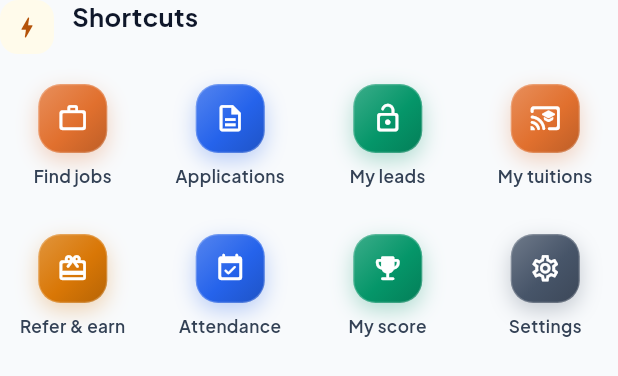
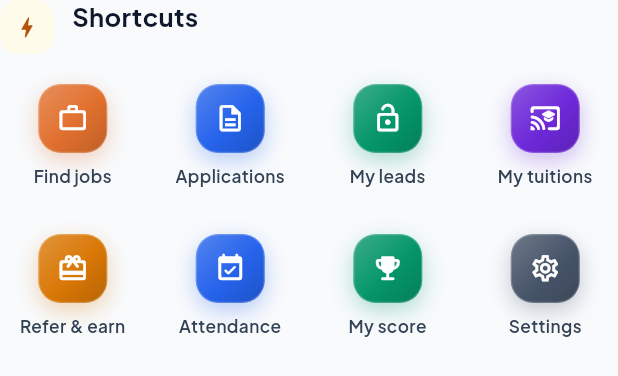
Before and after one commit to utkarshlearns-create/THTPRO-app, a Flutter app: the TutorShortcuts widget shown alone on an empty page, opened directly, on a phone screen of 412 x 824 dp. Shown: the top 376 px of the screen. Run offline on Flutter 3.47's test engine with Material 3 defaults, Android fonts, the phone set to English and light mode, and no system bars; our stand-ins replace cached_network_image, dio, firebase_core, firebase_messaging, flutter_animate, flutter_local_notifications and 8 more; missing offline and left inert: razorpay_flutter; accounts and stored records are empty; network calls fail.

Commit message:
Give the parent home the same eight shortcuts
Three tiles becomes eight. Messages, the current teacher, support and
settings were reachable only from the profile tab, and a parent looking
for their teacher's number does not think to look under their own
profile first.

The grid moves to core/ui rather than being copied. The teacher's and
the parent's are the same component with different destinations, and a
copy would have drifted the first time either was touched. The tint
palette goes with it — it was never Tone, because Tone's foreground is
tuned for text on a light surface and its amber is a brown that went
muddy poured into a chip.

Co-Authored-By: Claude Opus 5 <noreply@anthropic.com>

```diff
--- /dev/null
+++ b/lib/core/ui/shortcut_grid.dart
@@ -0,0 +1,170 @@
+import 'package:flutter/material.dart';
+import 'package:go_router/go_router.dart';
+import 'package:tht_app/core/theme/app_colors.dart';
+import 'package:tht_app/core/ui/section_header.dart';
+import 'package:tht_app/core/ui/tone.dart';
+
+/// The shortcuts block on a home screen — rows of four dimensional chips.
+///
+/// Shared by the teacher and the parent because the two are the same component
+/// with different destinations, and a copy would have drifted the first time
+/// either was touched.
+///
+/// Four across at 360dp gives about 78dp a tile, which is why the label is
+/// allowed two lines and each row is an [IntrinsicHeight] rather than a
+/// `GridView` with an aspect ratio — a ratio fixes the height before the text
+/// is measured, and a second line then overflows at larger text scales.
+class ShortcutGrid extends StatelessWidget {
+  const ShortcutGrid({super.key, required this.rows, this.title = 'Shortcuts'});
+
+  /// Rows of at most four. More than four in a row is not stopped, but the
+  /// labels stop fitting.
+  final List<List<Shortcut>> rows;
+
+  final String title;
+
+  @override
+  Widget build(BuildContext context) {
+    return Column(
+      crossAxisAlignment: CrossAxisAlignment.start,
+      children: [
+        SectionHeader(
+          title,
+          icon: Icons.bolt_rounded,
+          iconTone: Tone.warning,
+        ),
+        const SizedBox(height: AppSpacing.md),
+        for (var i = 0; i < rows.length; i++) ...[
+          if (i > 0) const SizedBox(height: AppSpacing.base),
+          _TileRow(items: rows[i]),
+        ],
+      ],
+    );
+  }
+}
+
+/// One shortcut's fixed data, so a screen's rows read as a list rather than as
+/// nested markup.
+class Shortcut {
+  const Shortcut(this.icon, this.label, this.route, this.tint);
+
+  final IconData icon;
+  final String label;
+  final String route;
+  final ShortcutTint tint;
+}
+
+/// A chip's colour.
+///
+/// Deliberately not [Tone]. Tone's `foreground` is tuned for *text on a light
+/// surface*, so in light mode it is dark and desaturated — warning there is
+/// amber-700, a brown, which poured into a chip and shaded by the gradient
+/// went muddy. These are the mid-tones of the same families, each verified to
+/// clear 3:1 against a white icon, which is the bar for a meaningful graphic.
+/// They are the same in both themes: a saturated chip reads as an island of
+/// colour on white and on slate-950 alike.
+enum ShortcutTint {
+  orange(Color(0xFFE1702E)),
+  blue(Color(0xFF2563EB)),
+  green(Color(0xFF059669)),
+  amber(Color(0xFFD97706)),
+  red(Color(0xFFDC2626)),
+  violet(Color(0xFF6D28D9)),
+  slate(Color(0xFF475569));
+
+  const ShortcutTint(this.colour);
+
+  final Color colour;
+}
+
+class _TileRow extends StatelessWidget {
+  const _TileRow({required this.items});
+
+  final List<Shortcut> items;
+
+  @override
+  Widget build(BuildContext context) => IntrinsicHeight(
+        child: Row(
+          crossAxisAlignment: CrossAxisAlignment.stretch,
+          children: [
+            for (var i = 0; i < items.length; i++) ...[
+              if (i > 0) const SizedBox(width: AppSpacing.sm),
+              Expanded(child: _Tile(item: items[i])),
+            ],
+          ],
+        ),
+      );
+}
+
+class _Tile extends StatelessWidget {
+  const _Tile({required this.item});
+
+  final Shortcut item;
+
+  @override
+  Widget build(BuildContext context) {
+    final brightness = Theme.of(context).brightness;
+    final isDark = brightness == Brightness.dark;
+    final tint = item.tint.colour;
+
+    return InkWell(
+      onTap: () => context.push(item.route),
+      borderRadius: BorderRadius.circular(AppRadius.lg),
+      child: Padding(
+        padding: const EdgeInsets.symmetric(vertical: AppSpacing.sm),
+        child: Column(
+          children: [
+            // The depth is painted rather than imported: a top-lit gradient, a
+            // coloured drop shadow and a hairline highlight. A 3D icon set
+            // would carry baked-in lighting that fights the dark theme, and
+            // the free ones carry no usable licence.
+            Container(
+              width: 46,
+              height: 46,
+              decoration: BoxDecoration(
+                borderRadius: BorderRadius.circular(15),
+                gradient: LinearGradient(
+                  begin: Alignment.topLeft,
+                  end: Alignment.bottomRight,
+                  colors: [
+                    Color.alphaBlend(
+                        Colors.white.withValues(alpha: 0.22), tint),
+                    tint,
+                    Color.alphaBlend(
+                        Colors.black.withValues(alpha: 0.16), tint),
+                  ],
+                  stops: const [0, 0.55, 1],
+                ),
+                boxShadow: [
+                  BoxShadow(
+                    color: tint.withValues(alpha: isDark ? 0.34 : 0.30),
+                    blurRadius: 12,
+                    offset: const Offset(0, 5),
+                  ),
+                ],
+                border: Border.all(
+                  color: Colors.white.withValues(alpha: 0.22),
+                  width: 0.8,
+                ),
+              ),
+              child: Icon(item.icon, size: 21, color: Colors.white),
+            ),
+            const SizedBox(height: AppSpacing.sm),
+            Text(
+              item.label,
+              textAlign: TextAlign.center,
+              maxLines: 2,
+              overflow: TextOverflow.ellipsis,
+              style: TextStyle(
+                fontSize: 11.5,
+                height: 1.25,
+                fontWeight: FontWeight.w600,
+                color: isDark ? AppColors.slate200 : AppColors.slate700,
+              ),
+            ),
+          ],
+        ),
+      ),
+    );
+  }
+}
--- a/lib/features/tutor/screens/tutor_home_screen.dart
+++ b/lib/features/tutor/screens/tutor_home_screen.dart
@@ -10,6 +10,7 @@ import 'package:tht_app/core/theme/app_colors.dart';
 import 'package:tht_app/core/ui/async_view.dart';
 import 'package:tht_app/core/ui/pill.dart';
 import 'package:tht_app/core/ui/section_header.dart';
+import 'package:tht_app/core/ui/shortcut_grid.dart';
 import 'package:tht_app/core/ui/stat_tile.dart';
 import 'package:tht_app/core/ui/tht_avatar.dart';
 import 'package:tht_app/core/ui/states.dart';
@@ -867,174 +868,37 @@ class _EarningsSection extends ConsumerWidget {
 /// allowed two lines and the row is a fixed height rather than a GridView with
 /// an aspect ratio — an aspect ratio fixes the height before the text is
 /// measured, and the second line then overflows at larger text scales.
+/// The teacher's shortcuts.
+///
+/// Refer & earn, attendance, score and settings each existed as a route with no
+/// entrance from the home screen — the only way in was the profile tab or a
+/// guess.
 class TutorShortcuts extends StatelessWidget {
   const TutorShortcuts({super.key});
 
-  static const _row1 = [
-    _Shortcut(
-        Icons.work_outline_rounded, 'Find jobs', '/tutor-jobs', Tone.accent),
-    _Shortcut(Icons.description_outlined, 'Applications', '/tutor-applications',
-        Tone.info),
-    _Shortcut(
-        Icons.lock_open_rounded, 'My leads', '/tutor-leads', Tone.success),
-    _Shortcut(Icons.cast_for_education_rounded, 'My tuitions',
-        '/tutor-tuitions', Tone.accent),
-  ];
-
-  static const _row2 = [
-    _Shortcut(Icons.card_giftcard_rounded, 'Refer & earn', '/tutor-referrals',
-        Tone.warning),
-    _Shortcut(Icons.event_available_rounded, 'Attendance', '/tutor-attendance',
-        Tone.info),
-    _Shortcut(
-        Icons.emoji_events_rounded, 'My score', '/tutor-score', Tone.success),
-    _Shortcut(
-        Icons.settings_outlined, 'Settings', '/account-security', Tone.neutral),
-  ];
-
   @override
-  Widget build(BuildContext context) {
-    return const Column(
-      crossAxisAlignment: CrossAxisAlignment.start,
-      children: [
-        SectionHeader(
-          'Shortcuts',
-          icon: Icons.bolt_rounded,
-          iconTone: Tone.warning,
-        ),
-        SizedBox(height: AppSpacing.md),
-        _TileRow(items: _row1),
-        SizedBox(height: AppSpacing.base),
-        _TileRow(items: _row2),
-      ],
-    );
-  }
-}
-
-/// A shortcut's fixed data, so the rows read as a list rather than as markup.
-class _Shortcut {
-  const _Shortcut(this.icon, this.label, this.route, this.tone);
-
-  final IconData icon;
-  final String label;
-  final String route;
-  final Tone tone;
-}
-
-class _TileRow extends StatelessWidget {
-  const _TileRow({required this.items});
-
-  final List<_Shortcut> items;
-
-  @override
-  Widget build(BuildContext context) => IntrinsicHeight(
-        child: Row(
-          crossAxisAlignment: CrossAxisAlignment.stretch,
-          children: [
-            for (var i = 0; i < items.length; i++) ...[
-              if (i > 0) const SizedBox(width: AppSpacing.sm),
-              Expanded(child: _ActionTile(item: items[i])),
-            ],
+  Widget build(BuildContext context) => const ShortcutGrid(
+        rows: [
+          [
+            Shortcut(Icons.work_outline_rounded, 'Find jobs', '/tutor-jobs',
+                ShortcutTint.orange),
+            Shortcut(Icons.description_outlined, 'Applications',
+                '/tutor-applications', ShortcutTint.blue),
+            Shortcut(Icons.lock_open_rounded, 'My leads', '/tutor-leads',
+                ShortcutTint.green),
+            Shortcut(Icons.cast_for_education_rounded, 'My tuitions',
+                '/tutor-tuitions', ShortcutTint.violet),
           ],
-        ),
+          [
+            Shortcut(Icons.card_giftcard_rounded, 'Refer & earn',
+                '/tutor-referrals', ShortcutTint.amber),
+            Shortcut(Icons.event_available_rounded, 'Attendance',
+                '/tutor-attendance', ShortcutTint.blue),
+            Shortcut(Icons.emoji_events_rounded, 'My score', '/tutor-score',
+                ShortcutTint.green),
+            Shortcut(Icons.settings_outlined, 'Settings', '/account-security',
+                ShortcutTint.slate),
+          ],
+        ],
       );
 }
-
-class _ActionTile extends StatelessWidget {
-  const _ActionTile({required this.item});
-
-  final _Shortcut item;
-
-  /// The chip's fill, which is not the same colour as the tone's text.
-  ///
-  /// [ToneColors.foreground] is tuned for *text on a light surface*, so in
-  /// light mode it is deliberately dark and desaturated — warning is amber-700,
-  /// a brown. Poured into a 46dp chip and then shaded by the gradient it goes
-  /// muddy. These are the mid-tones of the same families, chosen so a white
-  /// icon still clears 3:1 against them, which is the bar for a meaningful
-  /// graphic. They are the same in both themes: a saturated chip reads as an
-  /// island of colour on white and on slate-950 alike.
-  Color get _fill {
-    switch (item.tone) {
-      case Tone.accent:
-        return const Color(0xFFE1702E);
-      case Tone.info:
-        return const Color(0xFF2563EB);
-      case Tone.success:
-        return const Color(0xFF059669);
-      case Tone.warning:
-        return const Color(0xFFD97706);
-      case Tone.critical:
-        return const Color(0xFFDC2626);
-      case Tone.neutral:
-        return const Color(0xFF475569);
-    }
-  }
-
-  @override
-  Widget build(BuildContext context) {
-    final brightness = Theme.of(context).brightness;
-    final isDark = brightness == Brightness.dark;
-    final tint = _fill;
-
-    return InkWell(
-      onTap: () => context.push(item.route),
-      borderRadius: BorderRadius.circular(AppRadius.lg),
-      child: Padding(
-        padding: const EdgeInsets.symmetric(vertical: AppSpacing.sm),
-        child: Column(
-          children: [
-            // The depth is painted rather than imported: a top-lit gradient,
-            // a coloured drop shadow and a hairline highlight. A 3D PNG would
-            // carry baked-in lighting that fights the dark theme, and the
-            // free sets that exist do not carry a usable licence.
-            Container(
-              width: 46,
-              height: 46,
-              decoration: BoxDecoration(
-                borderRadius: BorderRadius.circular(15),
-                gradient: LinearGradient(
-                  begin: Alignment.topLeft,
-                  end: Alignment.bottomRight,
-                  colors: [
-                    Color.alphaBlend(
-                        Colors.white.withValues(alpha: 0.22), tint),
-                    tint,
-                    Color.alphaBlend(
-                        Colors.black.withValues(alpha: 0.16), tint),
-                  ],
-                  stops: const [0, 0.55, 1],
-                ),
-                boxShadow: [
-                  BoxShadow(
-                    color: tint.withValues(alpha: isDark ? 0.34 : 0.30),
-                    blurRadius: 12,
-                    offset: const Offset(0, 5),
-                  ),
-                ],
-                border: Border.all(
-                  color: Colors.white.withValues(alpha: 0.22),
-                  width: 0.8,
-                ),
-              ),
-              child: Icon(item.icon, size: 21, color: Colors.white),
-            ),
-            const SizedBox(height: AppSpacing.sm),
-            Text(
-              item.label,
-              textAlign: TextAlign.center,
-              maxLines: 2,
-              overflow: TextOverflow.ellipsis,
-              style: TextStyle(
-                fontSize: 11.5,
-                height: 1.25,
-                fontWeight: FontWeight.w600,
-                color: isDark ? AppColors.slate200 : AppColors.slate700,
-              ),
-            ),
-          ],
-        ),
-      ),
-    );
-  }
-}
```
Also changed, not shown: lib/features/parent/screens/parent_home_screen.dart (+29 -102 lines).
